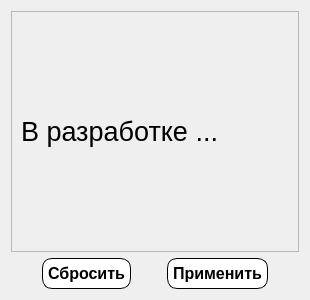
Qt form Gui/Filters/Admin/f_user.ui (MyEdit/Casino_Client) before a commit.
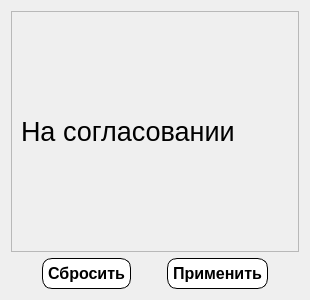
The same form after that commit.

```diff
--- a/Gui/Filters/Admin/f_user.ui
+++ b/Gui/Filters/Admin/f_user.ui
@@ -38,7 +38,7 @@
           </font>
          </property>
          <property name="text">
-          <string>В разработке ...</string>
+          <string>На согласовании</string>
          </property>
         </widget>
        </item>
```
